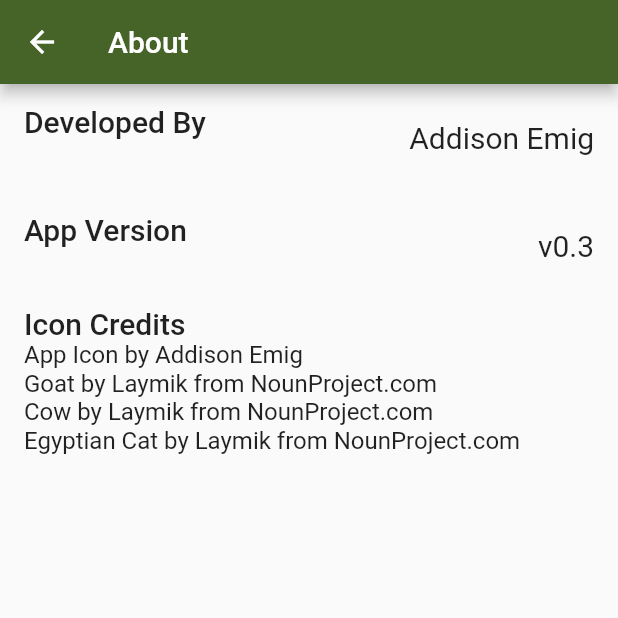
After one commit to Pertempto/herde, a Flutter app: the About screen opened directly, on a phone screen of 412 x 824 dp, the top half of it. The commit adds this screen. Run offline on Flutter 3.47's test engine with Material 2 defaults, Android fonts, the light colour scheme and no system bars; our stand-ins replace cloud_firestore, firebase_auth, firebase_core, freezed_annotation, material_design_icons_flutter, package_info_plus; missing offline and left inert: flutterfire_ui; accounts and stored records are empty; generated files the repository leaves out were written again.

Commit message:
Added about screen.

```diff
--- /dev/null
+++ b/lib/ui/about.dart
@@ -0,0 +1,45 @@
+import 'package:flutter/material.dart';
+import 'package:flutter/widgets.dart';
+import 'package:package_info_plus/package_info_plus.dart';
+
+import 'list_item.dart';
+
+class About extends StatefulWidget {
+  const About({Key? key}) : super(key: key);
+
+  @override
+  State<StatefulWidget> createState() => _AboutState();
+}
+
+class _AboutState extends State<About> {
+  String appVersion = '';
+
+  @override
+  void initState() {
+    super.initState();
+    PackageInfo.fromPlatform().then((value) {
+      setState(() {
+        appVersion = 'v' + value.version;
+      });
+    });
+  }
+
+  @override
+  Widget build(BuildContext context) {
+    const String iconCredits = '''
+App Icon by Addison Emig
+Goat by Laymik from NounProject.com
+Cow by Laymik from NounProject.com
+Egyptian Cat by Laymik from NounProject.com
+''';
+    Widget body = ListView(children: [
+      const ListItem(title: 'Developed By', value: 'Addison Emig'),
+      ListItem(title: 'App Version', value: appVersion),
+      const ListItem(title: 'Icon Credits', subtitle: iconCredits),
+    ]);
+    return Scaffold(
+      appBar: AppBar(title: const Text('About')),
+      body: body,
+    );
+  }
+}
--- a/lib/ui/setting_item.dart
+++ b/lib/ui/list_item.dart
@@ -1,21 +1,24 @@
 import 'package:flutter/material.dart';
 import 'package:flutter/widgets.dart';
 
-class SettingsItem extends StatelessWidget {
+class ListItem extends StatelessWidget {
   final String title;
-  final String value;
-  final VoidCallback onTap;
+  final String? value;
+  final String? subtitle;
+  final VoidCallback? onTap;
 
-  const SettingsItem({required this.title, required this.value, required this.onTap, Key? key}) : super(key: key);
+  const ListItem({required this.title, this.value, this.subtitle, this.onTap, Key? key}) : super(key: key);
 
   @override
   Widget build(BuildContext context) {
     TextTheme textTheme = Theme.of(context).textTheme;
     TextStyle leadingStyle = textTheme.headline6!;
     TextStyle trailingStyle = textTheme.headline6!.copyWith(fontWeight: FontWeight.w400);
+    TextStyle subtitleStyle = textTheme.subtitle1!;
     return ListTile(
       title: Text(title, style: leadingStyle),
-      trailing: Text(value, style: trailingStyle),
+      trailing: Text(value ?? '', style: trailingStyle),
+      subtitle: Text(subtitle ?? '', style: subtitleStyle),
       onTap: onTap,
       dense: false,
     );
--- a/pubspec.yaml
+++ b/pubspec.yaml
@@ -42,6 +42,7 @@ dependencies:
   flutterfire_ui: ^0.3.0
   freezed_annotation: ^1.1.0
   cloud_firestore: ^3.1.5
+  package_info_plus: ^1.3.0
 
 dev_dependencies:
   flutter_test:
```
Also changed, not shown: pubspec.lock.
